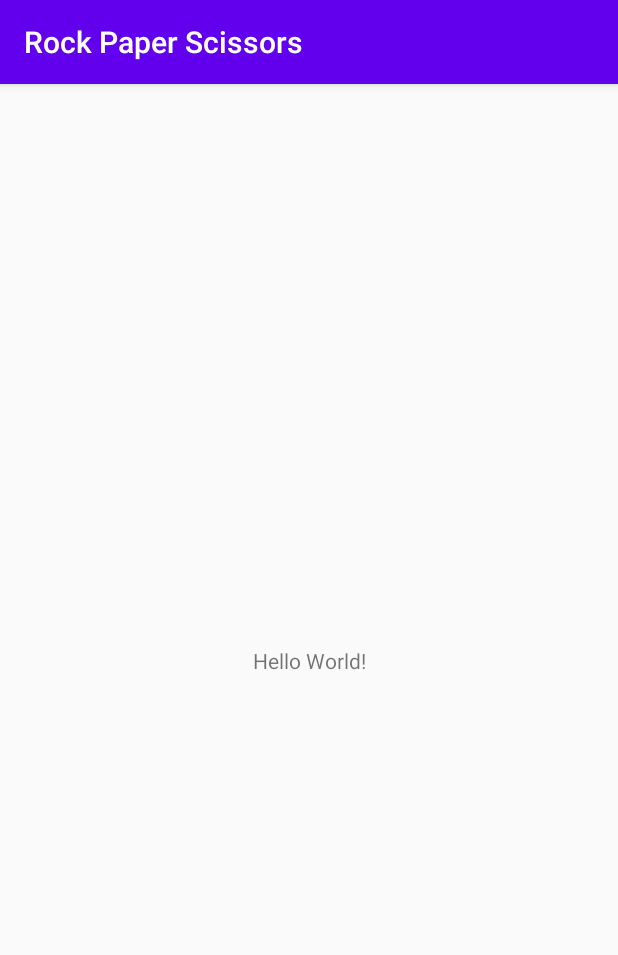
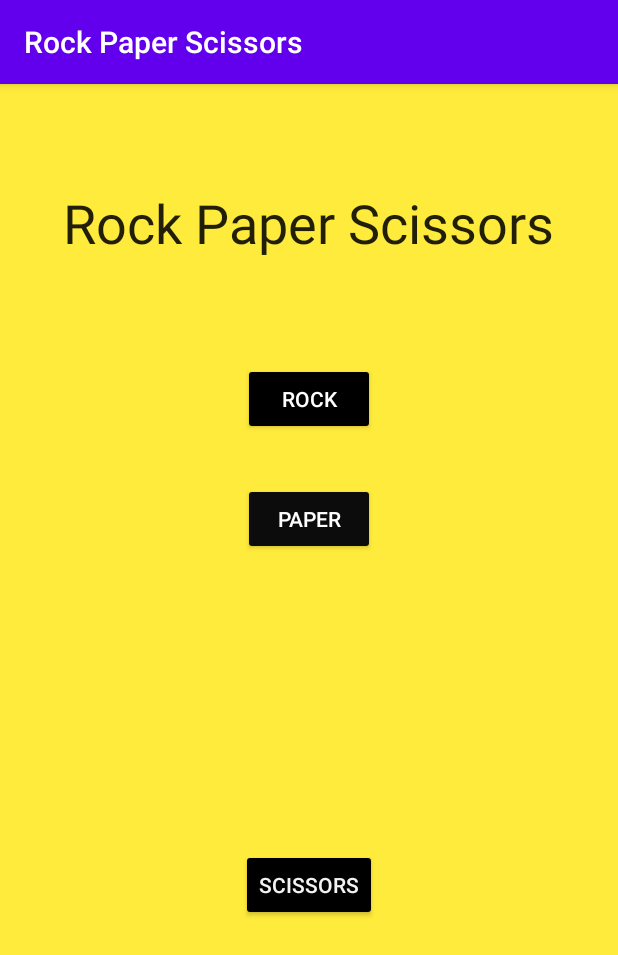
Before and after one commit to C-Glick/CS309, an Android app: the screen it shows after launch (MainActivity), on a phone screen of 412 x 824 dp. Shown: the top 955 px of the screen. Run offline under Robolectric (Android 15) with nearby library versions, the phone set to English and light mode, and no system bars.

Commit message:
Rock Paper Scissors Working!

```diff
--- a/Experiments/Zach's Experiments/rock_paper_scissors/app/src/main/AndroidManifest.xml
+++ b/Experiments/Zach's Experiments/rock_paper_scissors/app/src/main/AndroidManifest.xml
@@ -9,6 +9,7 @@
         android:roundIcon="@mipmap/ic_launcher_round"
         android:supportsRtl="true"
         android:theme="@style/AppTheme">
+        <activity android:name=".ResultsActivity"></activity>
         <activity android:name=".MainActivity">
             <intent-filter>
                 <action android:name="android.intent.action.MAIN" />
--- a/Experiments/Zach's Experiments/rock_paper_scissors/app/src/main/java/com/example/rockpaperscissors/MainActivity.java
+++ b/Experiments/Zach's Experiments/rock_paper_scissors/app/src/main/java/com/example/rockpaperscissors/MainActivity.java
@@ -2,7 +2,11 @@ package com.example.rockpaperscissors;
 
 import androidx.appcompat.app.AppCompatActivity;
 
+import android.content.Intent;
 import android.os.Bundle;
+import android.view.View;
+import android.widget.Button;
+import android.widget.Toast;
 
 public class MainActivity extends AppCompatActivity {
 
@@ -10,5 +14,36 @@ public class MainActivity extends AppCompatActivity {
     protected void onCreate(Bundle savedInstanceState) {
         super.onCreate(savedInstanceState);
         setContentView(R.layout.activity_main);
+
+        Button rock = (Button) findViewById(R.id.buttonRock);
+        Button paper = (Button) findViewById(R.id.buttonPaper);
+        Button scissors = (Button) findViewById(R.id.buttonScissors);
+
+        rock.setOnClickListener(new View.OnClickListener() {
+            @Override
+            public void onClick(View view) {
+                Intent i = new Intent(MainActivity.this, ResultsActivity.class);
+                i.putExtra("UserChoice", "rock");
+                startActivity(i);
+            }
+        });
+
+        paper.setOnClickListener(new View.OnClickListener() {
+            @Override
+            public void onClick(View view) {
+                Intent i = new Intent(MainActivity.this, ResultsActivity.class);
+                i.putExtra("UserChoice", "paper");
+                startActivity(i);
+            }
+        });
+
+        scissors.setOnClickListener(new View.OnClickListener() {
+            @Override
+            public void onClick(View view) {
+                Intent i = new Intent(MainActivity.this, ResultsActivity.class);
+                i.putExtra("UserChoice", "scissors");
+                startActivity(i);
+            }
+        });
     }
 }
--- a/Experiments/Zach's Experiments/rock_paper_scissors/app/src/main/res/layout/activity_main.xml
+++ b/Experiments/Zach's Experiments/rock_paper_scissors/app/src/main/res/layout/activity_main.xml
@@ -1,18 +1,57 @@
 <?xml version="1.0" encoding="utf-8"?>
-<androidx.constraintlayout.widget.ConstraintLayout xmlns:android="http://schemas.android.com/apk/res/android"
+<RelativeLayout xmlns:android="http://schemas.android.com/apk/res/android"
     xmlns:app="http://schemas.android.com/apk/res-auto"
     xmlns:tools="http://schemas.android.com/tools"
     android:layout_width="match_parent"
     android:layout_height="match_parent"
-    tools:context=".MainActivity">
+    android:background="#FFEB3B"
+    tools:context=".MainActivity" >
+
+    <Button
+        android:id="@+id/buttonRock"
+        android:layout_width="wrap_content"
+        android:layout_height="wrap_content"
+        android:layout_alignParentStart="true"
+        android:layout_alignParentTop="true"
+        android:layout_centerHorizontal="true"
+        android:layout_marginStart="162dp"
+        android:layout_marginTop="186dp"
+        android:backgroundTint="#000000"
+        android:text="Rock"
+        android:textColor="#FFFFFF" />
+
+    <Button
+        android:id="@+id/buttonPaper"
+        android:layout_width="wrap_content"
+        android:layout_height="wrap_content"
+        android:layout_alignParentTop="true"
+        android:layout_centerHorizontal="true"
+        android:layout_marginStart="162dp"
+        android:layout_marginTop="266dp"
+        android:backgroundTint="#0C0C0C"
+        android:text="Paper"
+        android:textColor="#FFFFFF" />
+
+    <Button
+        android:id="@+id/buttonScissors"
+        android:layout_width="wrap_content"
+        android:layout_height="wrap_content"
+        android:layout_alignParentBottom="true"
+        android:layout_centerHorizontal="true"
+        android:layout_marginStart="162dp"
+        android:layout_marginBottom="210dp"
+        android:backgroundTint="#000000"
+        android:text="Scissors"
+        android:textColor="#F4F3F3" />
 
     <TextView
+        android:id="@+id/textView"
         android:layout_width="wrap_content"
         android:layout_height="wrap_content"
-        android:text="Hello World!"
-        app:layout_constraintBottom_toBottomOf="parent"
-        app:layout_constraintLeft_toLeftOf="parent"
-        app:layout_constraintRight_toRightOf="parent"
-        app:layout_constraintTop_toTopOf="parent" />
-
-</androidx.constraintlayout.widget.ConstraintLayout>
+        android:layout_alignParentTop="true"
+        android:layout_centerHorizontal="true"
+        android:layout_marginTop="68dp"
+        android:text="Rock Paper Scissors"
+        android:textAppearance="@style/TextAppearance.AppCompat.Large"
+        android:textSize="36sp" />
+</RelativeLayout>
```
Also changed, not shown: Experiments/Zach's Experiments/rock_paper_scissors/app/src/main/java/com/example/rockpaperscissors/ResultsActivity.java (added, +67 -0 lines), Experiments/Zach's Experiments/rock_paper_scissors/app/src/main/res/layout/activity_results.xml (added, +53 -0 lines).
